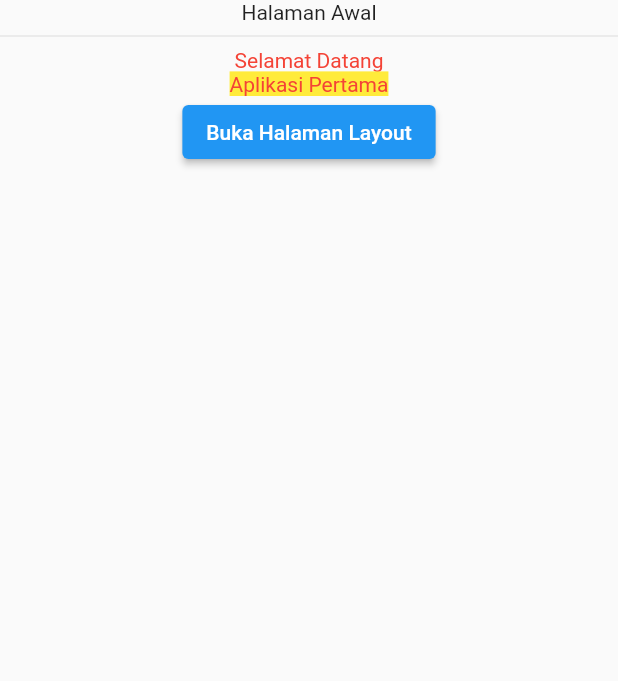
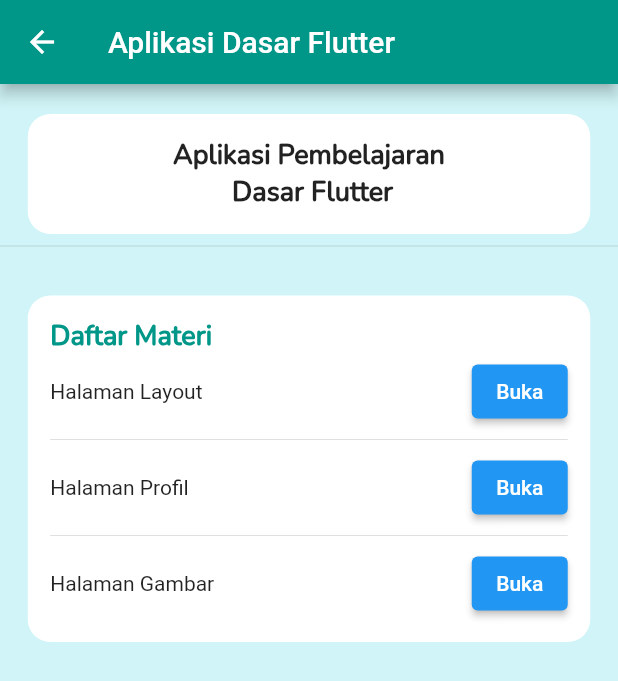
Before and after one commit to mwiguna/belajar_flutter_dasar, a Flutter app: the HalamanAwal screen opened directly, on a phone screen of 412 x 824 dp. Shown: the top 681 px of the screen. Run offline on Flutter 3.47's test engine with Material 2 defaults, Android fonts, the phone set to English and light mode, and no system bars.

```diff
--- a/lib/halaman_awal.dart
+++ b/lib/halaman_awal.dart
@@ -1,6 +1,7 @@
+import 'package:belajar/halaman_gambar.dart';
 import 'package:belajar/halaman_layout.dart';
 import 'package:belajar/halaman_profil.dart';
-import 'package:belajar/helper.dart';
+import 'package:belajar/widgets/items.dart';
 import 'package:flutter/material.dart';
 
 class HalamanAwal extends StatelessWidget {
@@ -8,38 +9,56 @@ class HalamanAwal extends StatelessWidget {
 
   @override
   Widget build(BuildContext context) {
+    String judul_aplikasi = "Aplikasi Pembelajaran \n Dasar Flutter";
+
     return Scaffold(
+        backgroundColor: Color(0xFFd0f4f7),
+        appBar: AppBar(title: Text("Aplikasi Dasar Flutter"), backgroundColor: Colors.teal),
         body: SafeArea(
 
           child: Column(
               children: [
-                    Text("Halaman Awal"),
+                SizedBox(height: 20),
+
+                Container(
+                    width: 375,
+                    padding: EdgeInsets.all(15),
+                    decoration: BoxDecoration(
+                      color: Colors.white,
+                      borderRadius: BorderRadius.circular(15)
+                    ),
+                    child: Text(judul_aplikasi, textAlign: TextAlign.center, style: TextStyle(
+                      fontSize: 18,
+                      fontWeight: FontWeight.bold,
+                      fontFamily: "Nunito"
+                    ))
+                ),
 
                 Divider(),
-                    Text("Selamat Datang", style: TextStyle(color: Colors.red)),
-                    Text("Aplikasi Pertama", style: TextStyle(color: Colors.red,
-                        backgroundColor: Colors.yellow)),
 
-                    ElevatedButton(
-                      child: Text("Buka Halaman Layout"),
-                      onPressed: (){
-                        Navigator.push(context, MaterialPageRoute(
-                            builder: (context) => HalamanLayout()
-                        ));
-                      },
+                SizedBox(height: 25),
+
+                Container(
+                  width: 375,
+                  padding: EdgeInsets.all(15),
+                  decoration: BoxDecoration(
+                    color: Colors.white,
+                    borderRadius: BorderRadius.circular(15)
                   ),
+                  child: Column(
+                    crossAxisAlignment: CrossAxisAlignment.start,
+                    children: [
+                      judulMenu("Daftar Materi"),
 
+                      itemMateri(context, "Halaman Layout", HalamanLayout()),
+                      Divider(),
+                      itemMateri(context, "Halaman Profil", HalamanProfil()),
+                      Divider(),
+                      itemMateri(context, "Halaman Gambar", HalamanGambar()),
 
-
-                    // Container(
-                    //     width: 100,
-                    //     height: 100,
-                    //     clipBehavior: Clip.antiAlias,
-                    //     decoration: BoxDecoration(
-                    //         borderRadius: BorderRadius.circular(50)
-                    //     ),
-                    //     child: Image.asset("assets/bigtree.png", fit: BoxFit.cover)
-                    // ),
+                    ],
+                  ),
+                ),
 
               ]
           ),
--- a/lib/halaman_gambar.dart
+++ b/lib/halaman_gambar.dart
@@ -22,6 +22,7 @@ class HalamanGambar extends StatelessWidget {
                   fontSize: 25
                 ),),
               ),
+
               Image.asset("assets/chair.jpg"),
               Image.asset("assets/meeting.jpg"),
 
--- a/lib/main.dart
+++ b/lib/main.dart
@@ -2,6 +2,7 @@ import 'package:belajar/halaman_awal.dart';
 import 'package:belajar/halaman_gambar.dart';
 import 'package:belajar/halaman_layout.dart';
 import 'package:belajar/halaman_profil.dart';
+import 'package:belajar/halaman_state.dart';
 import 'package:flutter/material.dart';
 import 'package:flutter/material.dart';
 
@@ -16,7 +17,7 @@ class MyApp extends StatelessWidget {
   Widget build(BuildContext context) {
     return MaterialApp(
       debugShowCheckedModeBanner: false,
-      home: HalamanGambar()
+      home: HalamanState()
     );
   }
 }
--- /dev/null
+++ b/lib/widgets/items.dart
@@ -0,0 +1,42 @@
+import 'package:flutter/material.dart';
+
+Row itemMateri(context, String namaHalaman, dynamic halaman){
+  return Row(
+    mainAxisAlignment: MainAxisAlignment.spaceBetween,
+    children: [
+      Text(namaHalaman),
+      ElevatedButton(
+        child: Text("Buka"),
+        onPressed: (){
+          Navigator.push(context, MaterialPageRoute(
+              builder: (context) => halaman
+          ));
+        },
+      ),
+    ],
+  );
+}
+
+// Agar bisa digunakan berkali kali tanpa tulis ulang
+Text judulMenu(String judul){
+  return Text(judul, style: TextStyle(
+      fontSize: 18,
+      fontWeight: FontWeight.bold,
+      color: Colors.teal,
+      fontFamily: "Nunito"
+  ));
+}
+
+
+Column daftarText(
+    String data,
+    {String nama = "", String kelas = ""}
+  ){
+  return Column(
+    children: [
+      Text(data),
+      Text(nama),
+      Text(kelas),
+    ],
+  );
+}
```
Also changed, not shown: lib/halaman_state.dart (added, +79 -0 lines). Lines whose indentation alone changed are shown as unchanged.
